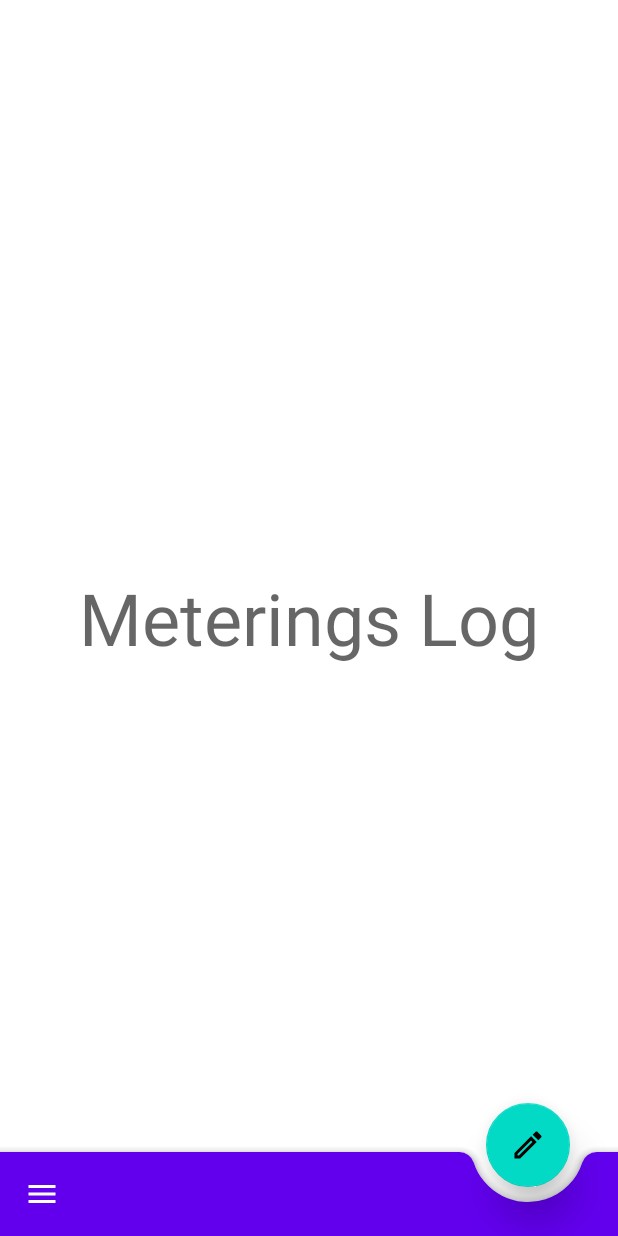
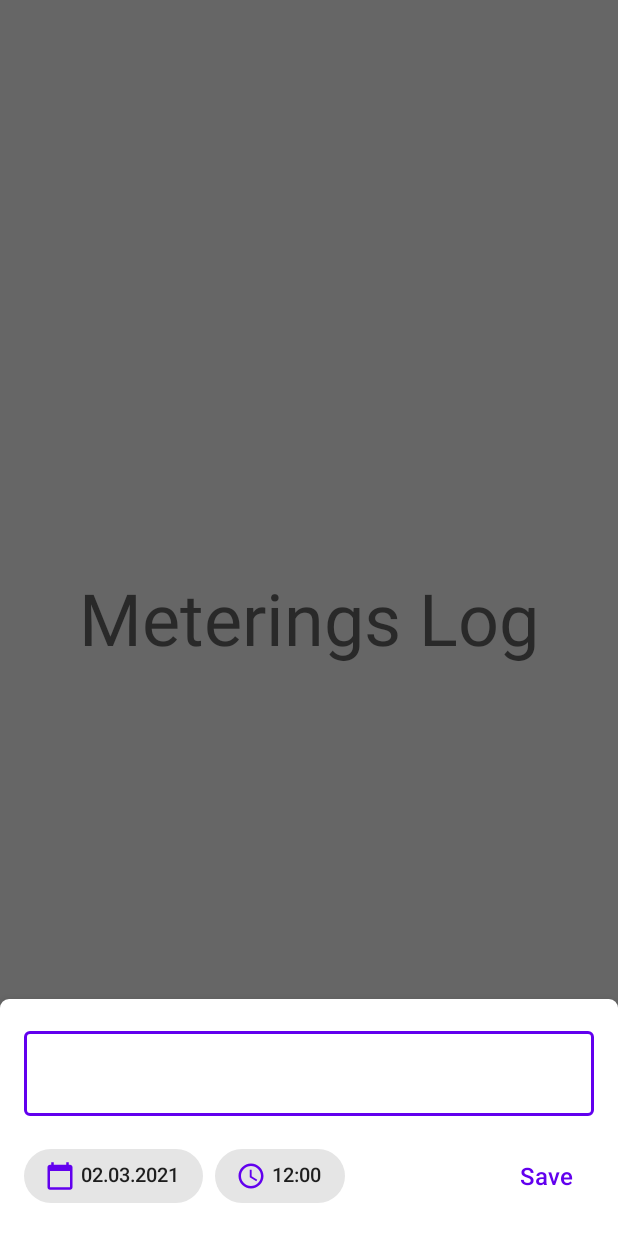
Before and after one commit to il4enkodev/HouseHeating, an Android app: the screen it shows after launch (MainActivity), after a tap on an icon or button, on a phone screen of 412 x 824 dp. Run offline under Robolectric (Android 15) with nearby library versions, the phone set to English and light mode, and no system bars; our stand-ins replace Dagger/Hilt's generated code, navigation-ui.

Commit message:
update ReadingsEditDialog layout

```diff
--- a/presentation/src/main/java/com/github/il4enkodev/househeating/presentation/ui/fragment/meterings/MeteringsLogFragment.kt
+++ b/presentation/src/main/java/com/github/il4enkodev/househeating/presentation/ui/fragment/meterings/MeteringsLogFragment.kt
@@ -4,10 +4,10 @@ import android.os.Bundle
 import android.view.LayoutInflater
 import android.view.View
 import android.view.ViewGroup
-import android.widget.Toast
 import androidx.fragment.app.Fragment
 import androidx.fragment.app.activityViewModels
 import androidx.fragment.app.viewModels
+import androidx.navigation.fragment.findNavController
 import com.github.il4enkodev.househeating.R
 import com.github.il4enkodev.househeating.presentation.ui.FabViewModel
 import dagger.hilt.android.AndroidEntryPoint
@@ -29,7 +29,7 @@ class MeteringsLogFragment: Fragment() {
 
     override fun onViewCreated(view: View, savedInstanceState: Bundle?) {
         fabViewModel.clicks().observe(viewLifecycleOwner) {
-            Toast.makeText(requireContext(), "Fab clicked", Toast.LENGTH_SHORT).show()
+            findNavController().navigate(R.id.action_add_readings)
         }
     }
 }
--- a/presentation/src/main/java/com/github/il4enkodev/househeating/presentation/ui/fragment/readings/ReadingsEditDialog.kt
+++ b/presentation/src/main/java/com/github/il4enkodev/househeating/presentation/ui/fragment/readings/ReadingsEditDialog.kt
@@ -1,10 +1,13 @@
 package com.github.il4enkodev.househeating.presentation.ui.fragment.readings
 
+import android.annotation.SuppressLint
+import android.app.Dialog
 import android.os.Bundle
 import android.view.LayoutInflater
 import android.view.View
 import android.view.ViewGroup
 import com.github.il4enkodev.househeating.R
+import com.google.android.material.bottomsheet.BottomSheetDialog
 import com.google.android.material.bottomsheet.BottomSheetDialogFragment
 import dagger.hilt.android.AndroidEntryPoint
 
@@ -17,6 +20,14 @@ class ReadingsEditDialog: BottomSheetDialogFragment() {
         return inflater.inflate(R.layout.readings_edit_dialog, container, false)
     }
 
+    override fun onViewCreated(view: View, savedInstanceState: Bundle?) {
+        super.onViewCreated(view, savedInstanceState)
+    }
 
-
+    @SuppressLint("RestrictedApi", "VisibleForTests")
+    override fun onCreateDialog(savedInstanceState: Bundle?): Dialog {
+        val dialog = super.onCreateDialog(savedInstanceState) as BottomSheetDialog
+        dialog.behavior.disableShapeAnimations()
+        return dialog
+    }
 }
--- /dev/null
+++ b/presentation/src/main/res/drawable/ic_date.xml
@@ -0,0 +1,10 @@
+<vector xmlns:android="http://schemas.android.com/apk/res/android"
+    android:width="24dp"
+    android:height="24dp"
+    android:viewportWidth="24"
+    android:viewportHeight="24"
+    android:tint="?attr/colorControlNormal">
+  <path
+      android:fillColor="@android:color/white"
+      android:pathData="M20,3h-1L19,1h-2v2L7,3L7,1L5,1v2L4,3c-1.1,0 -2,0.9 -2,2v16c0,1.1 0.9,2 2,2h16c1.1,0 2,-0.9 2,-2L22,5c0,-1.1 -0.9,-2 -2,-2zM20,21L4,21L4,8h16v13z"/>
+</vector>
--- /dev/null
+++ b/presentation/src/main/res/drawable/ic_time.xml
@@ -0,0 +1,13 @@
+<vector xmlns:android="http://schemas.android.com/apk/res/android"
+    android:width="24dp"
+    android:height="24dp"
+    android:viewportWidth="24"
+    android:viewportHeight="24"
+    android:tint="?attr/colorControlNormal">
+  <path
+      android:fillColor="@android:color/white"
+      android:pathData="M11.99,2C6.47,2 2,6.48 2,12s4.47,10 9.99,10C17.52,22 22,17.52 22,12S17.52,2 11.99,2zM12,20c-4.42,0 -8,-3.58 -8,-8s3.58,-8 8,-8 8,3.58 8,8 -3.58,8 -8,8z"/>
+  <path
+      android:fillColor="@android:color/white"
+      android:pathData="M12.5,7H11v6l5.25,3.15 0.75,-1.23 -4.5,-2.67z"/>
+</vector>
--- a/presentation/src/main/res/layout/readings_edit_dialog.xml
+++ b/presentation/src/main/res/layout/readings_edit_dialog.xml
@@ -1,6 +1,56 @@
 <?xml version="1.0" encoding="utf-8"?>
 <androidx.constraintlayout.widget.ConstraintLayout
-    xmlns:android="http://schemas.android.com/apk/res/android" android:layout_width="match_parent"
-    android:layout_height="match_parent">
+    xmlns:android="http://schemas.android.com/apk/res/android"
+    xmlns:app="http://schemas.android.com/apk/res-auto"
+    xmlns:tools="http://schemas.android.com/tools"
+    android:padding="@dimen/view_spacing_medium"
+    android:layout_width="match_parent"
+    android:layout_height="wrap_content">
 
+    <com.google.android.material.textfield.TextInputLayout
+        style="@style/Widget.MaterialComponents.TextInputLayout.OutlinedBox"
+        android:id="@+id/tilMeasurement"
+        android:layout_width="match_parent"
+        android:layout_height="wrap_content"
+        app:endIconMode="clear_text"
+        app:layout_constraintBottom_toTopOf="@+id/btnSave"
+        android:layout_marginBottom="@dimen/view_spacing_medium"
+        app:layout_constraintEnd_toEndOf="parent"
+        tools:hint="Readings">
+
+        <com.google.android.material.textfield.TextInputEditText
+            android:id="@+id/etReadings"
+            android:layout_width="match_parent"
+            android:layout_height="wrap_content"
+            android:inputType="numberDecimal"/>
+    </com.google.android.material.textfield.TextInputLayout>
+
+    <com.google.android.material.chip.Chip
+        android:id="@+id/chipDate"
+        android:layout_width="wrap_content"
+        android:layout_height="wrap_content"
+        app:chipIcon="@drawable/ic_date"
+        app:layout_constraintStart_toStartOf="parent"
+        app:layout_constraintBottom_toBottomOf="parent"
+        android:text="02.03.2021"/>
+
+    <com.google.android.material.chip.Chip
+        android:id="@+id/chipTime"
+        android:layout_width="wrap_content"
+        android:layout_height="wrap_content"
+        app:chipIcon="@drawable/ic_time"
+        app:layout_constraintStart_toEndOf="@id/chipDate"
+        app:layout_constraintBottom_toBottomOf="parent"
+        android:layout_marginStart="@dimen/view_spacing_small"
+        android:text="12:00"/>
+
+    <com.google.android.material.button.MaterialButton
+        style="?attr/dialogButtonStyle"
+        android:id="@+id/btnSave"
+        android:layout_width="wrap_content"
+        android:layout_height="wrap_content"
+        android:text="@string/measure_edit_save"
+        app:layout_constraintBottom_toBottomOf="parent"
+        app:layout_constraintEnd_toEndOf="parent"
+        tools:text="Save" />
 </androidx.constraintlayout.widget.ConstraintLayout>
--- a/presentation/src/main/res/values/attr.xml
+++ b/presentation/src/main/res/values/attr.xml
@@ -1,5 +1,7 @@
 <?xml version="1.0" encoding="utf-8"?>
 <resources>
+    <attr name="dialogButtonStyle" format="reference" />
+    <attr name="shapeAppearanceBottomSheet" format="reference" />
     <declare-styleable name="NavigationSheetBehavior">
         <attr name="behavior_scrim_color" format="color" />
         <attr name="behavior_scrim_emphasis" format="float" />
--- a/presentation/src/main/res/values/dimens.xml
+++ b/presentation/src/main/res/values/dimens.xml
@@ -1,4 +1,11 @@
 <?xml version="1.0" encoding="utf-8"?>
 <resources>
+    <item name="view_spacing_medium" type="dimen">16dp</item>
+    <item name="view_spacing_small" type="dimen">8dp</item>
     <item name="corner_size_large" type="dimen">6dp</item>
+    <item name="chip_icon_size" type="dimen">20dp</item>
+    <item name="chip_horizontal_padding" type="dimen">10dp</item>
+    <item name="chip_text_padding" type="dimen">4dp</item>
+    <item name="chip_text_size" type="dimen">13sp</item>
+    <item name="chip_min_height" type="dimen">36dp</item>
 </resources>
--- a/presentation/src/main/res/values/strings.xml
+++ b/presentation/src/main/res/values/strings.xml
@@ -3,6 +3,7 @@
     <string name="nav_log">Meterings Log</string>
     <string name="nav_statistic">Statistic</string>
     <string name="nav_settings">Settings</string>
+    <string name="measure_edit_save">Save</string>
 
     <!-- Not translatable -->
     <string name="navigation_sheet_behavior" translatable="false">
--- a/presentation/src/main/res/values/styles.xml
+++ b/presentation/src/main/res/values/styles.xml
@@ -5,9 +5,31 @@
         <item name="cornerFamily">rounded</item>
     </style>
 
+    <style name="ShapeAppearance.App.BottomSheet" parent="ShapeAppearance.App.LargeComponent">
+        <item name="cornerSizeBottomRight">0dp</item>
+        <item name="cornerSizeBottomLeft">0dp</item>
+    </style>
+
     <style name="Widget.App.NavigationView" parent="Widget.MaterialComponents.NavigationView">
         <item name="elevation">0dp</item>
         <item name="android:paddingBottom">?attr/actionBarSize</item>
+    </style>
+
+    <style name="Widget.App.Button.Borderless.Dialog" parent="Widget.MaterialComponents.Button.TextButton.Dialog">
+        <item name="android:textAppearance">@style/TextAppearance.App.Button.Dialog</item>
+        <item name="android:inputType">textCapWords</item>
+    </style>
+
+    <style name="Widget.App.ChipView" parent="Widget.MaterialComponents.Chip.Action">
+        <item name="chipIconSize">@dimen/chip_icon_size</item>
+        <item name="iconStartPadding">@dimen/chip_horizontal_padding</item>
+        <item name="textEndPadding">@dimen/chip_horizontal_padding</item>
+        <item name="textStartPadding">@dimen/chip_text_padding</item>
+        <item name="android:textSize">@dimen/chip_text_size</item>
+        <item name="chipMinHeight">@dimen/chip_min_height</item>
+        <item name="android:textAppearance">@style/TextAppearance.App.ChipView</item>
+        <item name="chipIconTint">?attr/colorPrimary</item>
+        <item name="chipStrokeColor">?attr/colorControlNormal</item>
     </style>
 
     <style name="Widget.App.TextView.Stub" parent="Widget.MaterialComponents.TextView">
@@ -19,9 +41,14 @@
         <item name="android:textAppearance">?attr/textAppearanceHeadline3</item>
     </style>
 
+    <style name="Widget.App.BottomSheet" parent="Widget.MaterialComponents.BottomSheet">
+        <item name="shapeAppearanceOverlay">?attr/shapeAppearanceBottomSheet</item>
+    </style>
+
+
     <style name="Behavior.BottomSheet" parent="">
         <item name="behavior_hideable">true</item>
-        <item name="shapeAppearance">?attr/shapeAppearanceLargeComponent</item>
+        <item name="shapeAppearance">?attr/shapeAppearanceBottomSheet</item>
         <item name="layout_behavior">@string/bottom_sheet_behavior</item>
     </style>
 
@@ -33,4 +60,6 @@
         <item name="behavior_scrim_clickable">true</item>
         <item name="behavior_shape_animation_disabled">true</item>
     </style>
+
+
 </resources>
--- a/presentation/src/main/res/values/themes.xml
+++ b/presentation/src/main/res/values/themes.xml
@@ -15,7 +15,21 @@
         <!-- Customize your theme here. -->
 
         <item name="shapeAppearanceLargeComponent">@style/ShapeAppearance.App.LargeComponent</item>
+        <item name="shapeAppearanceBottomSheet">@style/ShapeAppearance.App.BottomSheet</item>
+
+        <item name="bottomSheetDialogTheme">@style/Theme.App.BottomSheetDialog</item>
+
         <item name="navigationViewStyle">@style/Widget.App.NavigationView</item>
+        <item name="dialogButtonStyle">@style/Widget.App.Button.Borderless.Dialog</item>
+        <item name="chipStyle">@style/Widget.App.ChipView</item>
+    </style>
+
+    <style name="Theme.App.BottomSheetDialog" parent="Theme.MaterialComponents.DayNight.BottomSheetDialog">
+        <item name="android:windowIsFloating">false</item>
+        <item name="android:windowSoftInputMode">adjustResize</item>
+        <item name="android:statusBarColor">@android:color/transparent</item>
+        <item name="bottomSheetStyle">@style/Widget.App.BottomSheet</item>
+        <item name="chipStyle">@style/Widget.App.ChipView</item>
     </style>
 
 
--- /dev/null
+++ b/presentation/src/main/res/values/typography.xml
@@ -0,0 +1,15 @@
+<?xml version="1.0" encoding="utf-8"?>
+<resources>
+    <style name="TextAppearance.App.Button" parent="TextAppearance.AppCompat.Widget.Button.Borderless.Colored">
+        <item name="fontStyle">normal</item>
+<!--        <item name="android:fontFamily">@font/google_sans_medium</item>-->
+    </style>
+    <style name="TextAppearance.App.Button.Dialog">
+        <item name="android:textSize">16sp</item>
+    </style>
+    <style name="TextAppearance.App.Button.Icon">
+        <item name="android:textSize">14sp</item>
+    </style>
+
+    <style name="TextAppearance.App.ChipView" parent="TextAppearance.AppCompat.Body2" />
+</resources>
```
